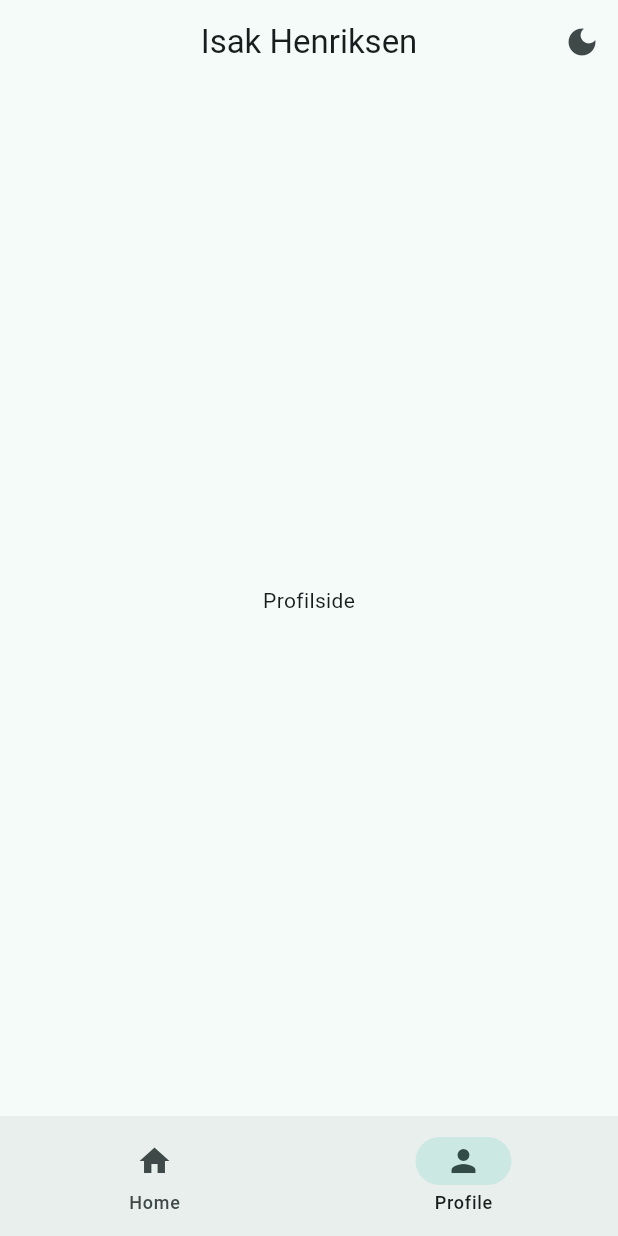
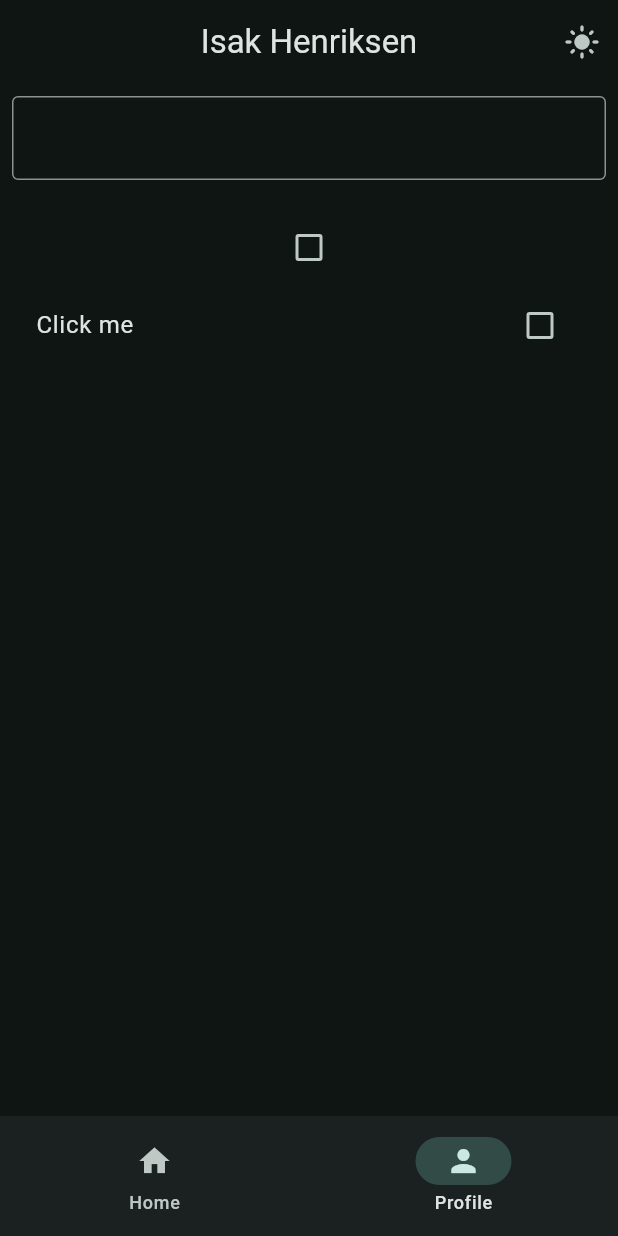
Before and after one commit to IsakBH/niche_app, a Flutter app: the screen it shows after launch, item 2 of the bottom bar chosen, on a phone screen of 412 x 824 dp. Run offline on Flutter 3.47's test engine with Material 3 defaults, Android fonts, the phone set to English and light mode, and no system bars.

Commit message:
endret dark mode til default, og lagt til en TextField, en CheckBox() og en CheckBoxListTile() i profile_page.dart. Det er ganske stilig! Tror jeg skjønner alt, men jeg er ikke helt sikker.

```diff
--- a/lib/views/data/notifiers.dart
+++ b/lib/views/data/notifiers.dart
@@ -4,4 +4,4 @@
 import 'package:flutter/material.dart';
 
 ValueNotifier<int> selectedPageNotifier = ValueNotifier(0);
-ValueNotifier<bool> isDarkModeNotifier = ValueNotifier(false);
+ValueNotifier<bool> isDarkModeNotifier = ValueNotifier(true);
--- a/lib/views/pages/profile_page.dart
+++ b/lib/views/pages/profile_page.dart
@@ -1,10 +1,51 @@
 import 'package:flutter/material.dart';
 
-class ProfilePage extends StatelessWidget {
+class ProfilePage extends StatefulWidget {
   const ProfilePage({super.key});
 
   @override
+  State<ProfilePage> createState() => _ProfilePageState();
+}
+
+class _ProfilePageState extends State<ProfilePage> {
+  TextEditingController controller = TextEditingController();
+  bool? isChecked = false;
+  @override
   Widget build(BuildContext context) {
-    return Center(child: Text("Profilside"));
+    return Padding(
+      padding: const EdgeInsets.all(8.0),
+      child: Column(
+        children: [
+          TextField(
+            controller: controller,
+            decoration: InputDecoration(border: OutlineInputBorder()),
+            onChanged: (value) {
+              setState(() {});
+            },
+          ),
+          Text(controller.text),
+
+          Checkbox(
+            tristate: true,
+            value: isChecked,
+            onChanged: (bool? value) {
+              setState(() {
+                isChecked = value;
+              });
+            },
+          ),
+          CheckboxListTile(
+            tristate: true,
+            value: isChecked,
+            title: Text("Click me"),
+            onChanged: (bool? value) {
+              setState(() {
+                isChecked = value;
+              });
+            },
+          ),
+        ],
+      ),
+    );
   }
 }
```
